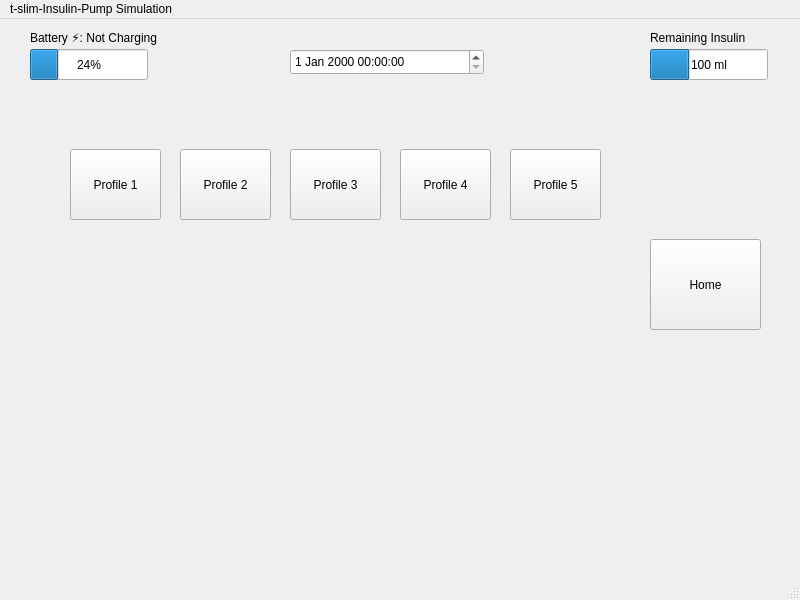
Old version of the form Code/mainwindow.ui in the repository llinhir/t-slim-Insulin-Pump-Simulation.
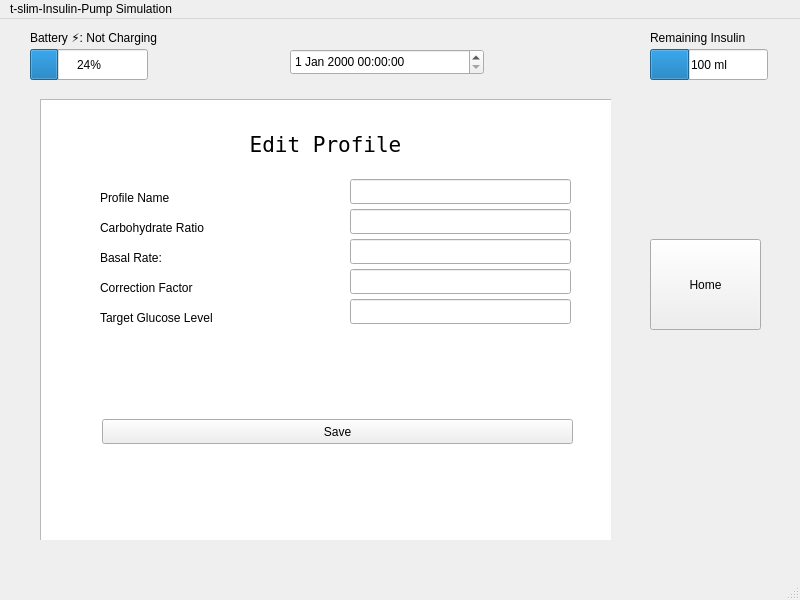
New version of the form. The open tabs and pages were chosen to show the change.

Commit message: Edit Profiles functionality

Diff of the .ui file:
```diff
--- a/Code/mainwindow.ui
+++ b/Code/mainwindow.ui
@@ -835,6 +835,181 @@
         </property>
        </widget>
       </widget>
+      <widget class="QWidget" name="editSpecificProfilePage">
+       <widget class="QLabel" name="label_23">
+        <property name="geometry">
+         <rect>
+          <x>60</x>
+          <y>180</y>
+          <width>171</width>
+          <height>17</height>
+         </rect>
+        </property>
+        <property name="text">
+         <string>Correction Factor</string>
+        </property>
+       </widget>
+       <widget class="QLabel" name="label_20">
+        <property name="geometry">
+         <rect>
+          <x>60</x>
+          <y>210</y>
+          <width>171</width>
+          <height>17</height>
+         </rect>
+        </property>
+        <property name="text">
+         <string>Target Glucose Level</string>
+        </property>
+       </widget>
+       <widget class="QLineEdit" name="newProfileName">
+        <property name="geometry">
+         <rect>
+          <x>310</x>
+          <y>80</y>
+          <width>221</width>
+          <height>25</height>
+         </rect>
+        </property>
+       </widget>
+       <widget class="QLabel" name="label_21">
+        <property name="geometry">
+         <rect>
+          <x>60</x>
+          <y>90</y>
+          <width>171</width>
+          <height>17</height>
+         </rect>
+        </property>
+        <property name="text">
+         <string>Profile Name</string>
+        </property>
+       </widget>
+       <widget class="QLabel" name="label_19">
+        <property name="geometry">
+         <rect>
+          <x>60</x>
+          <y>150</y>
+          <width>171</width>
+          <height>17</height>
+         </rect>
+        </property>
+        <property name="text">
+         <string>Basal Rate:</string>
+        </property>
+       </widget>
+       <widget class="QLineEdit" name="newBasalRate">
+        <property name="geometry">
+         <rect>
+          <x>310</x>
+          <y>140</y>
+          <width>221</width>
+          <height>25</height>
+         </rect>
+        </property>
+       </widget>
+       <widget class="QPushButton" name="saveProfileButton">
+        <property name="geometry">
+         <rect>
+          <x>62</x>
+          <y>320</y>
+          <width>471</width>
+          <height>25</height>
+         </rect>
+        </property>
+        <property name="text">
+         <string>Save</string>
+        </property>
+       </widget>
+       <widget class="QLineEdit" name="newCorrectionFactor">
+        <property name="geometry">
+         <rect>
+          <x>310</x>
+          <y>170</y>
+          <width>221</width>
+          <height>25</height>
+         </rect>
+        </property>
+       </widget>
+       <widget class="QLabel" name="label_18">
+        <property name="geometry">
+         <rect>
+          <x>160</x>
+          <y>20</y>
+          <width>251</width>
+          <height>51</height>
+         </rect>
+        </property>
+        <property name="font">
+         <font>
+          <family>DejaVu Sans Mono</family>
+          <pointsize>16</pointsize>
+         </font>
+        </property>
+        <property name="text">
+         <string>Edit Profile</string>
+        </property>
+        <property name="alignment">
+         <set>Qt::AlignCenter</set>
+        </property>
+       </widget>
+       <widget class="QLineEdit" name="newTargetGlucose">
+        <property name="geometry">
+         <rect>
+          <x>310</x>
+          <y>200</y>
+          <width>221</width>
+          <height>25</height>
+         </rect>
+        </property>
+       </widget>
+       <widget class="QLineEdit" name="newCarbohydrateRatio">
+        <property name="geometry">
+         <rect>
+          <x>310</x>
+          <y>110</y>
+          <width>221</width>
+          <height>25</height>
+         </rect>
+        </property>
+       </widget>
+       <widget class="QLabel" name="label_22">
+        <property name="geometry">
+         <rect>
+          <x>60</x>
+          <y>120</y>
+          <width>171</width>
+          <height>17</height>
+         </rect>
+        </property>
+        <property name="text">
+         <string>Carbohydrate Ratio</string>
+        </property>
+       </widget>
+       <widget class="QTextBrowser" name="textBrowser_6">
+        <property name="geometry">
+         <rect>
+          <x>0</x>
+          <y>0</y>
+          <width>601</width>
+          <height>461</height>
+         </rect>
+        </property>
+       </widget>
+       <zorder>textBrowser_6</zorder>
+       <zorder>label_23</zorder>
+       <zorder>label_20</zorder>
+       <zorder>newProfileName</zorder>
+       <zorder>label_21</zorder>
+       <zorder>label_19</zorder>
+       <zorder>newBasalRate</zorder>
+       <zorder>saveProfileButton</zorder>
+       <zorder>newCorrectionFactor</zorder>
+       <zorder>label_18</zorder>
+       <zorder>newTargetGlucose</zorder>
+       <zorder>newCarbohydrateRatio</zorder>
+       <zorder>label_22</zorder>
+      </widget>
      </widget>
     </widget>
    </widget>
```
Left out of the diff: 4 changed lines with no effect on the pictures. The commit also changes 4 other files.
